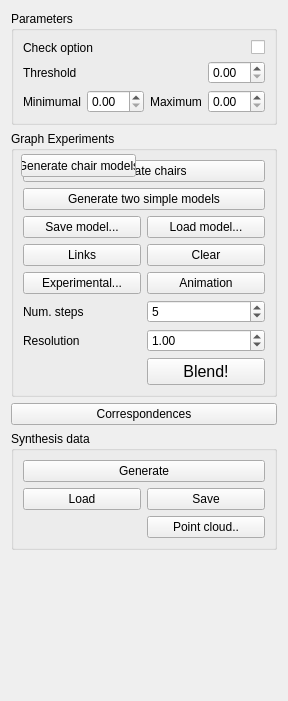
Above: topo-blend/topo_blend_widget.ui from ialhashim/topo-blend before the change. Below: the same form after it.
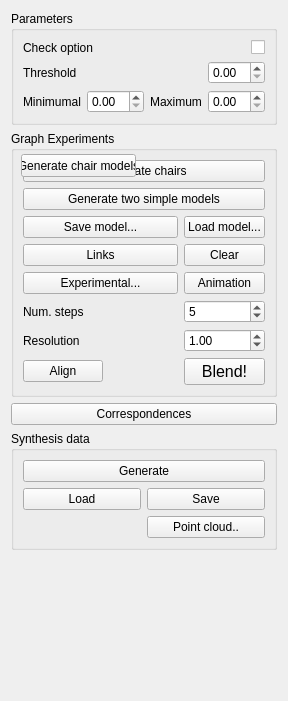
That is the form after the change. Icons and pictures are not drawn.

Commit message: [TopoBlend] more cases are working now. Only thing missing is curve style morphing. Also, independent growth / shrink trees.

What changed in the file:
```diff
--- a/topo-blend/topo_blend_widget.ui
+++ b/topo-blend/topo_blend_widget.ui
@@ -79,32 +79,40 @@
       <string>Graph Experiments</string>
      </property>
      <layout class="QGridLayout" name="gridLayout_2">
-      <item row="5" column="0">
-       <widget class="QPushButton" name="button4">
+      <item row="8" column="0">
+       <widget class="QPushButton" name="alignButton">
+        <property name="minimumSize">
+         <size>
+          <width>0</width>
+          <height>12</height>
+         </size>
+        </property>
         <property name="text">
-         <string>Experimental...</string>
+         <string>Align</string>
         </property>
        </widget>
       </item>
-      <item row="1" column="0" colspan="2">
+      <item row="1" column="0" colspan="3">
        <widget class="QPushButton" name="genSimpleButton">
         <property name="text">
          <string>Generate two simple models</string>
         </property>
        </widget>
       </item>
-      <item row="0" column="0" colspan="2">
+      <item row="0" column="0" colspan="3">
        <widget class="QPushButton" name="genChairsButton">
         <property name="text">
          <string>Generate chairs</string>
         </property>
        </widget>
       </item>
-      <item row="8" column="1">
+      <item row="8" column="2">
        <widget class="QPushButton" name="blendButton">
         <property name="font">
          <font>
           <pointsize>12</pointsize>
+          <weight>50</weight>
+          <bold>false</bold>
          </font>
         </property>
         <property name="text">
@@ -112,29 +120,7 @@
         </property>
        </widget>
       </item>
-      <item row="2" column="1">
-       <widget class="QPushButton" name="loadButton">
-        <property name="text">
-         <string>Load model...</string>
-        </property>
-        <property name="icon">
-         <iconset resource="topo-blend.qrc">
-          <normaloff>:/images/openGraph.png</normaloff>:/images/openGraph.png</iconset>
-        </property>
-       </widget>
-      </item>
-      <item row="2" column="0">
-       <widget class="QPushButton" name="saveButton">
-        <property name="text">
-         <string>Save model...</string>
-        </property>
-        <property name="icon">
-         <iconset resource="topo-blend.qrc">
-          <normaloff>:/images/saveGraph.png</normaloff>:/images/saveGraph.png</iconset>
-        </property>
-       </widget>
-      </item>
-      <item row="5" column="1">
+      <item row="5" column="2">
        <widget class="QPushButton" name="animationButton">
         <property name="text">
          <string>Animation</string>
@@ -145,18 +131,34 @@
         </property>
        </widget>
       </item>
-      <item row="3" column="0">
-       <widget class="QPushButton" name="linksButton">
+      <item row="2" column="2">
+       <widget class="QPushButton" name="loadButton">
         <property name="text">
-         <string>Links</string>
+         <string>Load model...</string>
         </property>
         <property name="icon">
          <iconset resource="topo-blend.qrc">
-          <normaloff>:/images/network.png</normaloff>:/images/network.png</iconset>
+          <normaloff>:/images/openGraph.png</normaloff>:/images/openGraph.png</iconset>
         </property>
        </widget>
       </item>
-      <item row="6" column="1">
+      <item row="7" column="2">
+       <widget class="QDoubleSpinBox" name="voxelSize">
+        <property name="decimals">
+         <number>2</number>
+        </property>
+        <property name="maximum">
+         <double>1024.000000000000000</double>
+        </property>
+        <property name="singleStep">
+         <double>0.100000000000000</double>
+        </property>
+        <property name="value">
+         <double>1.000000000000000</double>
+        </property>
+       </widget>
+      </item>
+      <item row="6" column="2">
        <widget class="QSpinBox" name="numSteps">
         <property name="minimum">
          <number>2</number>
@@ -169,14 +171,7 @@
         </property>
        </widget>
       </item>
-      <item row="6" column="0">
-       <widget class="QLabel" name="numStepsLabel">
-        <property name="text">
-         <string>Num. steps</string>
-        </property>
-       </widget>
-      </item>
-      <item row="3" column="1">
+      <item row="3" column="2">
        <widget class="QPushButton" name="clearButton">
         <property name="text">
          <string>Clear</string>
@@ -187,29 +182,65 @@
         </property>
        </widget>
       </item>
-      <item row="7" column="1">
-       <widget class="QDoubleSpinBox" name="voxelSize">
-        <property name="decimals">
-         <number>2</number>
+      <item row="8" column="1">
+       <spacer name="horizontalSpacer">
+        <property name="orientation">
+         <enum>Qt::Horizontal</enum>
         </property>
-        <property name="maximum">
-         <double>1024.000000000000000</double>
+        <property name="sizeType">
+         <enum>QSizePolicy::Expanding</enum>
         </property>
-        <property name="singleStep">
-         <double>0.100000000000000</double>
+        <property name="sizeHint" stdset="0">
+         <size>
+          <width>80</width>
+          <height>20</height>
+         </size>
         </property>
-        <property name="value">
-         <double>1.000000000000000</double>
+       </spacer>
+      </item>
+      <item row="5" column="0" colspan="2">
+       <widget class="QPushButton" name="button4">
+        <property name="text">
+         <string>Experimental...</string>
         </property>
        </widget>
       </item>
-      <item row="7" column="0">
+      <item row="3" column="0" colspan="2">
+       <widget class="QPushButton" name="linksButton">
+        <property name="text">
+         <string>Links</string>
+        </property>
+        <property name="icon">
+         <iconset resource="topo-blend.qrc">
+          <normaloff>:/images/network.png</normaloff>:/images/network.png</iconset>
+        </property>
+       </widget>
+      </item>
+      <item row="2" column="0" colspan="2">
+       <widget class="QPushButton" name="saveButton">
+        <property name="text">
+         <string>Save model...</string>
+        </property>
+        <property name="icon">
+         <iconset resource="topo-blend.qrc">
+          <normaloff>:/images/saveGraph.png</normaloff>:/images/saveGraph.png</iconset>
+        </property>
+       </widget>
+      </item>
+      <item row="7" column="0" colspan="2">
        <widget class="QLabel" name="resLabel">
         <property name="text">
          <string>Resolution</string>
         </property>
        </widget>
       </item>
+      <item row="6" column="0" colspan="2">
+       <widget class="QLabel" name="numStepsLabel">
+        <property name="text">
+         <string>Num. steps</string>
+        </property>
+       </widget>
+      </item>
      </layout>
      <widget class="QPushButton" name="button0">
       <property name="geometry">
```
The commit also changes 12 other files.
